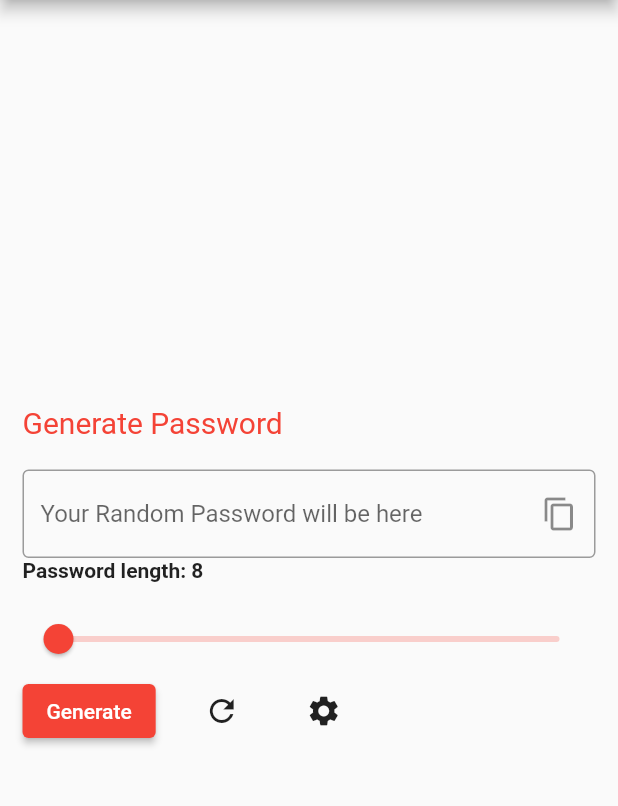
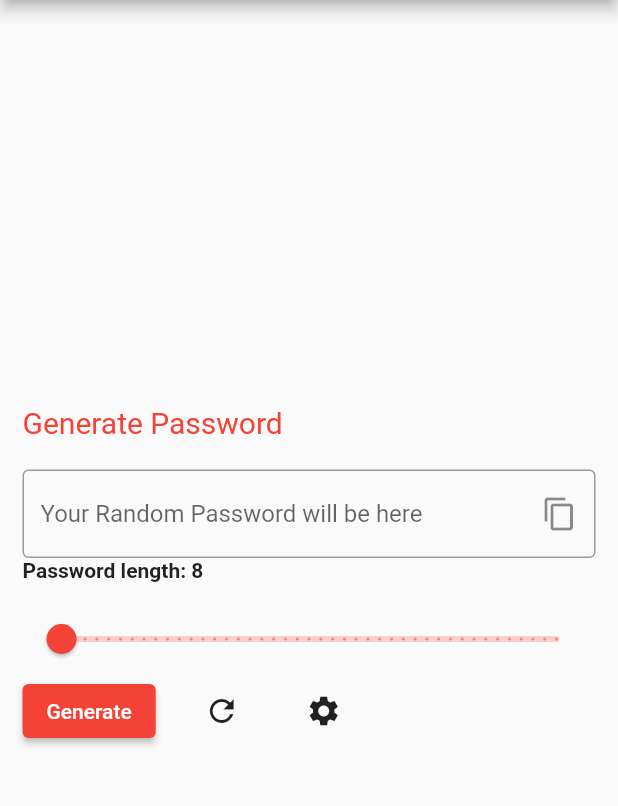
Before and after one commit to codewithumar/passwordmanagerFlutter, a Flutter app: the GeneratePassword screen opened directly, on a phone screen of 412 x 824 dp, the part 84-890 px from its top. Run offline on Flutter 3.47's test engine with Material 2 defaults, Android fonts, the phone set to English and light mode, and no system bars; our stand-ins replace firebase_auth, firebase_core; accounts and stored records are empty.

```diff
--- a/lib/MyApp.dart
+++ b/lib/MyApp.dart
@@ -29,6 +29,6 @@ class MyHomePage extends StatefulWidget {
 class _MyHomePageState extends State<MyHomePage> {
   @override
   Widget build(BuildContext context) {
-    return const Scaffold(body: login());
+    return Scaffold(body: login());
   }
 }
--- a/lib/Widgets/passwordGeneratoWidget.dart
+++ b/lib/Widgets/passwordGeneratoWidget.dart
@@ -96,7 +96,10 @@ class GeneratePasswordState extends State<GeneratePassword> {
               },
               min: 8,
               max: 50,
-                value: value.toDouble()),
+              divisions: 42,
+              value: value.toDouble(),
+              label: "length : $value",
+            ),
             Row(
               crossAxisAlignment: CrossAxisAlignment.center,
               children: [
```
Also changed, not shown: lib/Widgets/login.dart (+15 -6 lines). Lines whose indentation alone changed are shown as unchanged.
